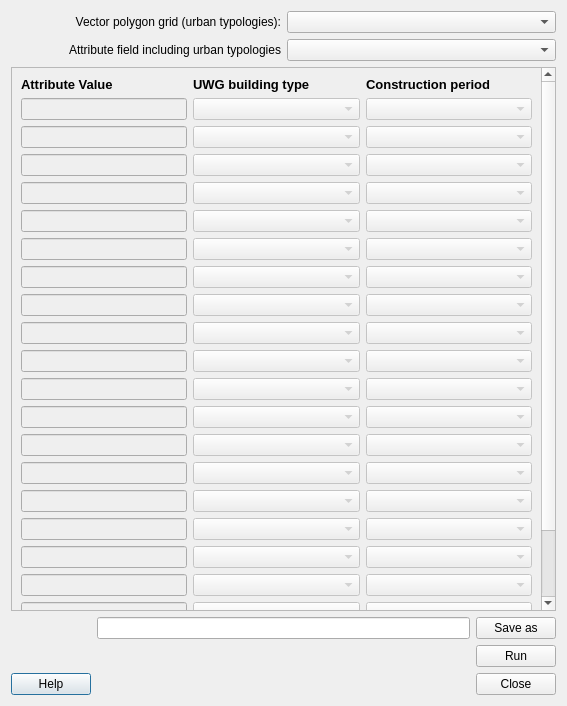
Qt form UWGReClassifier/uwg_reclassifier_dialog_base.ui (UMEP-dev/UMEP) before a commit.
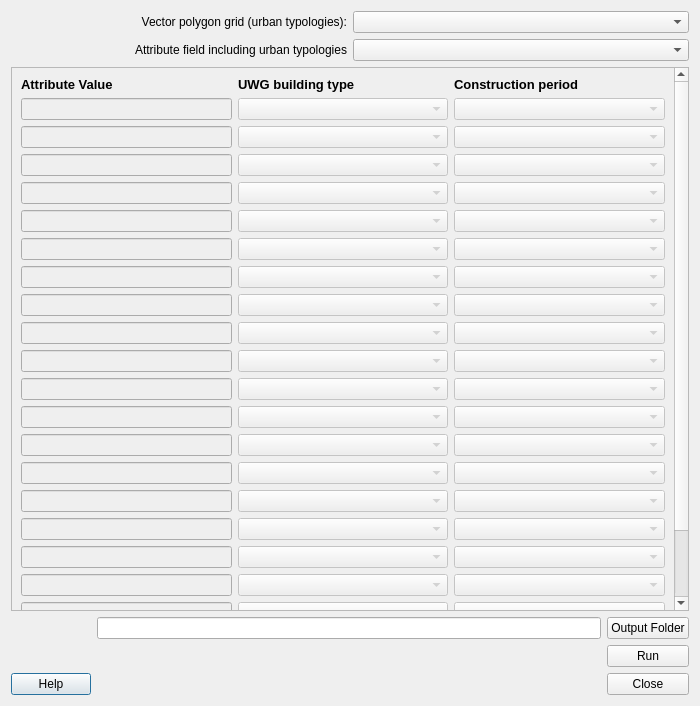
The same form after that commit. Custom widgets are drawn as their Qt base class.

Diff of the .ui file:
```diff
--- a/UWGReClassifier/uwg_reclassifier_dialog_base.ui
+++ b/UWGReClassifier/uwg_reclassifier_dialog_base.ui
@@ -6,7 +6,7 @@
    <rect>
     <x>0</x>
     <y>0</y>
-    <width>567</width>
+    <width>700</width>
     <height>706</height>
    </rect>
   </property>
@@ -90,7 +90,7 @@
      <item row="0" column="2">
       <widget class="QPushButton" name="pushButtonSave">
        <property name="text">
-        <string>Save as</string>
+        <string>Output Folder</string>
        </property>
       </widget>
      </item>
@@ -148,8 +148,8 @@
        <rect>
         <x>0</x>
         <y>0</y>
-        <width>522</width>
-        <height>654</height>
+        <width>667</width>
+        <height>561</height>
        </rect>
       </property>
       <layout class="QGridLayout" name="gridLayout">
```
